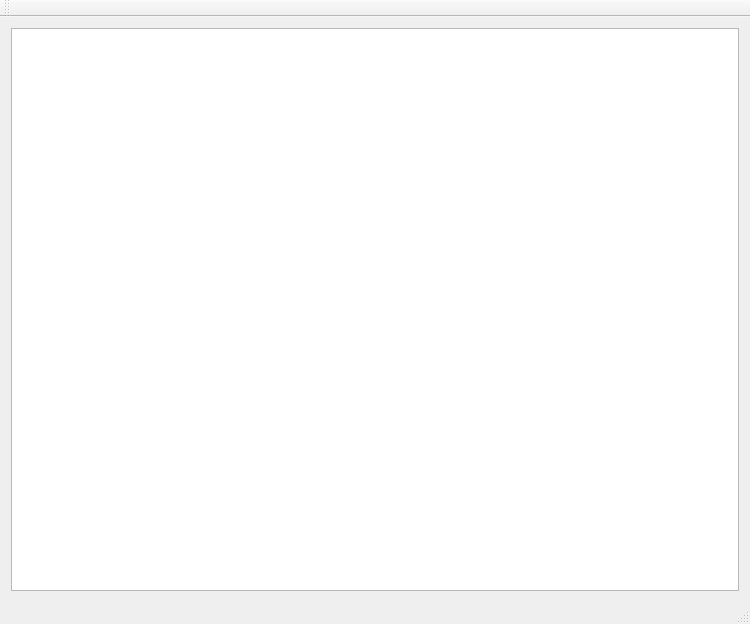
Old version of the form MyQTUI/myqtui.ui in the repository azer89/IllustratorSimplePlugin.
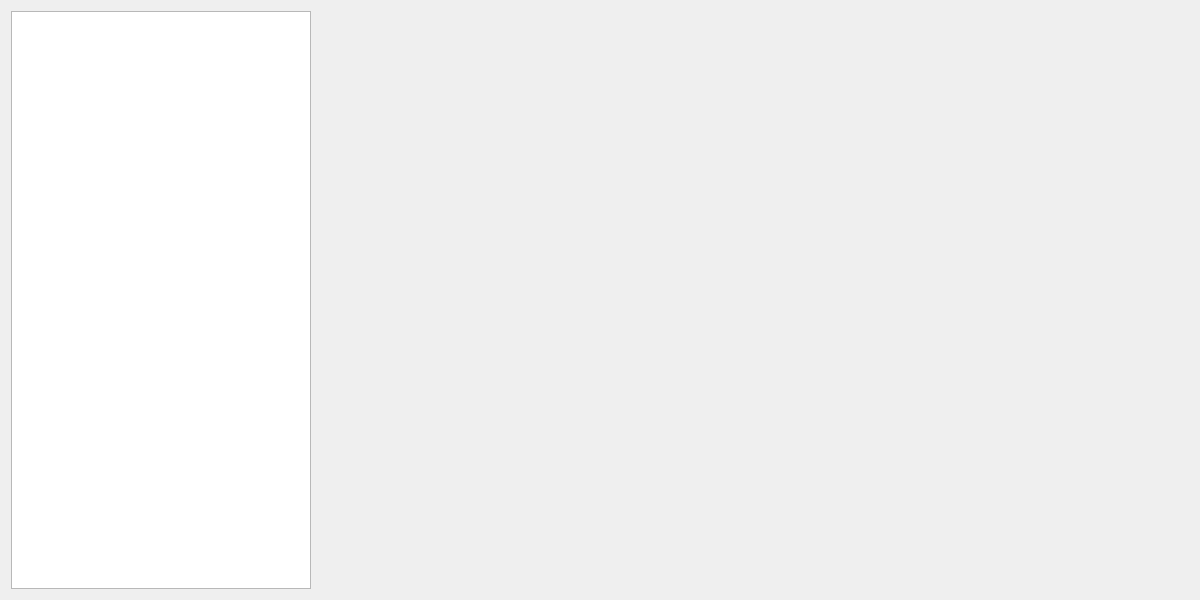
New version of the form.

```diff
--- a/MyQTUI/myqtui.ui
+++ b/MyQTUI/myqtui.ui
@@ -6,39 +6,58 @@
    <rect>
     <x>0</x>
     <y>0</y>
-    <width>750</width>
-    <height>624</height>
+    <width>1200</width>
+    <height>600</height>
    </rect>
   </property>
   <property name="windowTitle">
    <string>Awesome Window</string>
   </property>
+  <property name="autoFillBackground">
+   <bool>false</bool>
+  </property>
   <widget class="QWidget" name="centralWidget">
    <layout class="QGridLayout" name="gridLayout">
+    <item row="0" column="1">
+     <widget class="QWidget" name="widget" native="true">
+      <property name="autoFillBackground">
+       <bool>false</bool>
+      </property>
+     </widget>
+    </item>
     <item row="0" column="0">
-     <widget class="QTextEdit" name="textEdit"/>
+     <widget class="QTextEdit" name="textEdit">
+      <property name="sizePolicy">
+       <sizepolicy hsizetype="Expanding" vsizetype="Minimum">
+        <horstretch>0</horstretch>
+        <verstretch>0</verstretch>
+       </sizepolicy>
+      </property>
+      <property name="minimumSize">
+       <size>
+        <width>300</width>
+        <height>0</height>
+       </size>
+      </property>
+      <property name="maximumSize">
+       <size>
+        <width>300</width>
+        <height>16777215</height>
+       </size>
+      </property>
+      <property name="font">
+       <font>
+        <family>Courier New</family>
+        <pointsize>7</pointsize>
+       </font>
+      </property>
+      <property name="readOnly">
+       <bool>true</bool>
+      </property>
+     </widget>
     </item>
    </layout>
   </widget>
-  <widget class="QMenuBar" name="menuBar">
-   <property name="geometry">
-    <rect>
-     <x>0</x>
-     <y>0</y>
-     <width>750</width>
-     <height>26</height>
-    </rect>
-   </property>
-  </widget>
-  <widget class="QToolBar" name="mainToolBar">
-   <attribute name="toolBarArea">
-    <enum>TopToolBarArea</enum>
-   </attribute>
-   <attribute name="toolBarBreak">
-    <bool>false</bool>
-   </attribute>
-  </widget>
-  <widget class="QStatusBar" name="statusBar"/>
  </widget>
  <layoutdefault spacing="6" margin="11"/>
  <resources>
```
